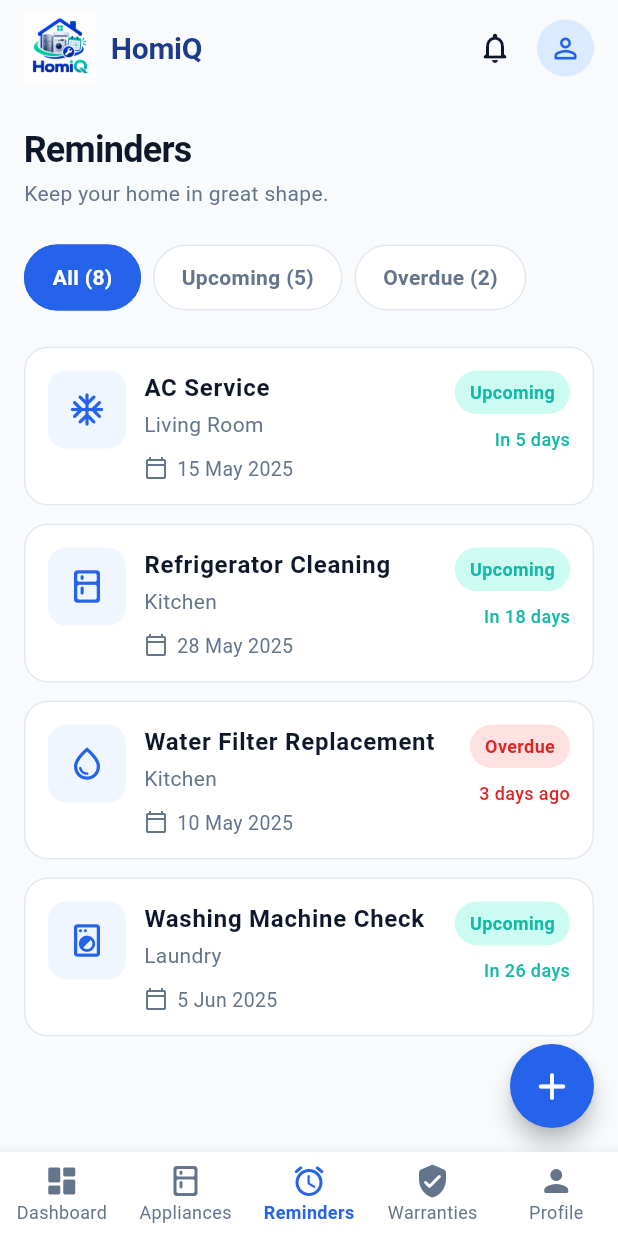
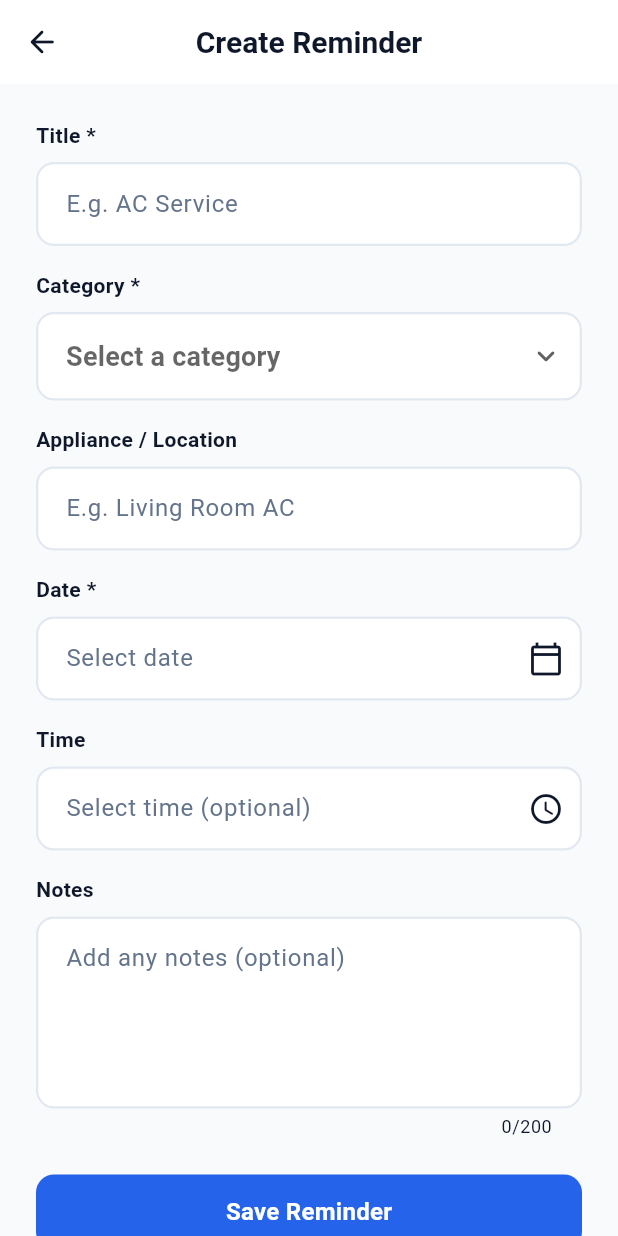
Before and after one commit to Sherin1229/IT3060HCI2026_Home_Maintenance_Reminder_App_WE_113, a Flutter app: the RemindersScreen screen opened by its route, after a tap on the "add" icon, on a phone screen of 412 x 824 dp. Run offline on Flutter 3.47's test engine with Material 3 defaults, Android fonts, the phone set to English and light mode, and no system bars; our stand-ins replace cloud_firestore, firebase_auth, firebase_core, go_router, google_sign_in; accounts and stored records are empty.

Commit message:
feat: implement create reminder screen UI and navigation

```diff
--- a/lib/config/app_router.dart
+++ b/lib/config/app_router.dart
@@ -8,6 +8,7 @@ import '../screens/auth/forgot_password_screen.dart';
 import '../screens/dashboard/dashboard_screen.dart';
 import '../screens/appliances/appliances_screen.dart';
 import '../screens/reminders/reminders_screen.dart';
+import '../screens/reminders/create_reminder_screen.dart';
 import '../screens/warranties/warranties_screen.dart';
 import '../screens/maintenance_history/maintenance_history_screen.dart';
 import '../screens/profile/profile_screen.dart';
@@ -19,8 +20,10 @@ class AppRouter {
   AppRouter._();
 
   // Root navigator key for dialogs or overlays that need to be shown outside the navigation shell
-  static final GlobalKey<NavigatorState> _rootNavigatorKey = GlobalKey<NavigatorState>();
-  static final GlobalKey<NavigatorState> _shellNavigatorKey = GlobalKey<NavigatorState>();
+  static final GlobalKey<NavigatorState> _rootNavigatorKey =
+      GlobalKey<NavigatorState>();
+  static final GlobalKey<NavigatorState> _shellNavigatorKey =
+      GlobalKey<NavigatorState>();
 
   static final GoRouter router = GoRouter(
     initialLocation: '/login',
@@ -28,10 +31,7 @@ class AppRouter {
     debugLogDiagnostics: true,
     routes: [
       // Authentication Routes (outside the shell layout)
-      GoRoute(
-        path: '/login',
-        builder: (context, state) => const LoginScreen(),
-      ),
+      GoRoute(path: '/login', builder: (context, state) => const LoginScreen()),
       GoRoute(
         path: '/signup',
         builder: (context, state) => const SignupScreen(),
@@ -52,10 +52,7 @@ class AppRouter {
       ShellRoute(
         navigatorKey: _shellNavigatorKey,
         builder: (context, state, child) {
-          return MainNavigationShell(
-            state: state,
-            child: child,
-          );
+          return MainNavigationShell(state: state, child: child);
         },
         routes: [
           GoRoute(
@@ -69,6 +66,13 @@ class AppRouter {
           GoRoute(
             path: '/reminders',
             builder: (context, state) => const RemindersScreen(),
+            routes: [
+              GoRoute(
+                path: 'create',
+                parentNavigatorKey: _rootNavigatorKey,
+                builder: (context, state) => const CreateReminderScreen(),
+              ),
+            ],
           ),
           GoRoute(
             path: '/warranties',
--- /dev/null
+++ b/lib/screens/reminders/create_reminder_screen.dart
@@ -0,0 +1,226 @@
+import 'package:flutter/material.dart';
+import 'package:flutter/services.dart';
+import 'package:go_router/go_router.dart';
+
+import '../../config/app_colors.dart';
+import '../../utils/constants.dart';
+import '../../widgets/primary_button.dart';
+
+class CreateReminderScreen extends StatefulWidget {
+  const CreateReminderScreen({super.key});
+
+  @override
+  State<CreateReminderScreen> createState() => _CreateReminderScreenState();
+}
+
+class _CreateReminderScreenState extends State<CreateReminderScreen> {
+  static const _categories = [
+    'HVAC',
+    'Refrigerator',
+    'Water Filter',
+    'Washing Machine',
+    'Electrical',
+    'Plumbing',
+    'Other',
+  ];
+
+  final _formKey = GlobalKey<FormState>();
+  final _dateController = TextEditingController();
+  final _timeController = TextEditingController();
+  DateTime? _selectedDate;
+  TimeOfDay? _selectedTime;
+
+  @override
+  void dispose() {
+    _dateController.dispose();
+    _timeController.dispose();
+    super.dispose();
+  }
+
+  Future<void> _pickDate() async {
+    final today = DateUtils.dateOnly(DateTime.now());
+    final date = await showDatePicker(
+      context: context,
+      initialDate: _selectedDate ?? today,
+      firstDate: DateTime(1900),
+      lastDate: DateTime(today.year + 100, 12, 31),
+    );
+    if (!mounted || date == null) return;
+    _selectedDate = date;
+    _dateController.text = MaterialLocalizations.of(
+      context,
+    ).formatMediumDate(date);
+  }
+
+  Future<void> _pickTime() async {
+    final time = await showTimePicker(
+      context: context,
+      initialTime: _selectedTime ?? TimeOfDay.now(),
+    );
+    if (!mounted || time == null) return;
+    _selectedTime = time;
+    _timeController.text = time.format(context);
+  }
+
+  void _validateReminder() {
+    FocusScope.of(context).unfocus();
+    if (!_formKey.currentState!.validate()) return;
+
+    // TODO: Connect validated form values to reminder persistence later.
+    ScaffoldMessenger.of(context)
+      ..hideCurrentSnackBar()
+      ..showSnackBar(
+        const SnackBar(
+          content: Text(
+            'Reminder details are valid. Saving is not available yet.',
+          ),
+        ),
+      );
+  }
+
+  Widget _field({required String label, required Widget child}) {
+    return Padding(
+      padding: const EdgeInsets.only(bottom: AppConstants.paddingMedium),
+      child: Column(
+        crossAxisAlignment: CrossAxisAlignment.start,
+        children: [
+          Text(
+            label,
+            style: Theme.of(context).textTheme.bodyMedium?.copyWith(
+              color: AppColors.textPrimary,
+              fontWeight: FontWeight.w600,
+            ),
+          ),
+          const SizedBox(height: AppConstants.paddingSmall),
+          Semantics(label: label, child: child),
+        ],
+      ),
+    );
+  }
+
+  @override
+  Widget build(BuildContext context) {
+    return Scaffold(
+      backgroundColor: AppColors.background,
+      appBar: AppBar(
+        centerTitle: true,
+        title: const Text('Create Reminder'),
+        leading: IconButton(
+          tooltip: 'Back',
+          icon: const Icon(Icons.arrow_back_rounded),
+          onPressed: () {
+            if (context.canPop()) {
+              context.pop();
+            } else {
+              context.go('/reminders');
+            }
+          },
+        ),
+      ),
+      body: SafeArea(
+        child: SingleChildScrollView(
+          keyboardDismissBehavior: ScrollViewKeyboardDismissBehavior.onDrag,
+          padding: const EdgeInsets.all(AppConstants.paddingLarge),
+          child: Form(
+            key: _formKey,
+            autovalidateMode: AutovalidateMode.onUserInteraction,
+            child: Column(
+              crossAxisAlignment: CrossAxisAlignment.stretch,
+              children: [
+                _field(
+                  label: 'Title *',
+                  child: TextFormField(
+                    textCapitalization: TextCapitalization.sentences,
+                    textInputAction: TextInputAction.next,
+                    decoration: const InputDecoration(
+                      hintText: 'E.g. AC Service',
+                    ),
+                    validator: (value) => value == null || value.trim().isEmpty
+                        ? 'Please enter a title.'
+                        : null,
+                  ),
+                ),
+                _field(
+                  label: 'Category *',
+                  child: DropdownButtonFormField<String>(
+                    isExpanded: true,
+                    decoration: const InputDecoration(
+                      hintText: 'Select a category',
+                    ),
+                    icon: const Icon(Icons.keyboard_arrow_down_rounded),
+                    items: _categories
+                        .map(
+                          (category) => DropdownMenuItem(
+                            value: category,
+                            child: Text(category),
+                          ),
+                        )
+                        .toList(),
+                    onChanged: (_) {},
+                    validator: (value) =>
+                        value == null ? 'Please select a category.' : null,
+                  ),
+                ),
+                _field(
+                  label: 'Appliance / Location',
+                  child: TextFormField(
+                    textCapitalization: TextCapitalization.words,
+                    textInputAction: TextInputAction.next,
+                    decoration: const InputDecoration(
+                      hintText: 'E.g. Living Room AC',
+                    ),
+                  ),
+                ),
+                _field(
+                  label: 'Date *',
+                  child: TextFormField(
+                    controller: _dateController,
+                    readOnly: true,
+                    onTap: _pickDate,
+                    decoration: const InputDecoration(
+                      hintText: 'Select date',
+                      suffixIcon: Icon(Icons.calendar_today_outlined),
+                    ),
+                    validator: (_) =>
+                        _selectedDate == null ? 'Please select a date.' : null,
+                  ),
+                ),
+                _field(
+                  label: 'Time',
+                  child: TextFormField(
+                    controller: _timeController,
+                    readOnly: true,
+                    onTap: _pickTime,
+                    decoration: const InputDecoration(
+                      hintText: 'Select time (optional)',
+                      suffixIcon: Icon(Icons.access_time_rounded),
+                    ),
+                  ),
+                ),
+                _field(
+                  label: 'Notes',
+                  child: TextFormField(
+                    minLines: 4,
+                    maxLines: 6,
+                    maxLength: 200,
+                    maxLengthEnforcement: MaxLengthEnforcement.enforced,
+                    keyboardType: TextInputType.multiline,
+                    textCapitalization: TextCapitalization.sentences,
+                    decoration: const InputDecoration(
+                      hintText: 'Add any notes (optional)',
+                    ),
+                  ),
+                ),
+                const SizedBox(height: AppConstants.paddingSmall),
+                PrimaryButton(
+                  text: 'Save Reminder',
+                  onPressed: _validateReminder,
+                ),
+              ],
+            ),
+          ),
+        ),
+      ),
+    );
+  }
+}
--- a/lib/screens/reminders/reminders_screen.dart
+++ b/lib/screens/reminders/reminders_screen.dart
@@ -1,4 +1,5 @@
 import 'package:flutter/material.dart';
+import 'package:go_router/go_router.dart';
 
 import '../../config/app_colors.dart';
 import '../../utils/constants.dart';
@@ -94,7 +95,7 @@ class _RemindersScreenState extends State<RemindersScreen> {
       backgroundColor: AppColors.background,
       floatingActionButton: FloatingActionButton(
         onPressed: () {
-          // TODO: Navigate to Create Reminder when that route is available.
+          context.push('/reminders/create');
         },
         tooltip: 'Create reminder',
         backgroundColor: AppColors.primaryBlue,
```
